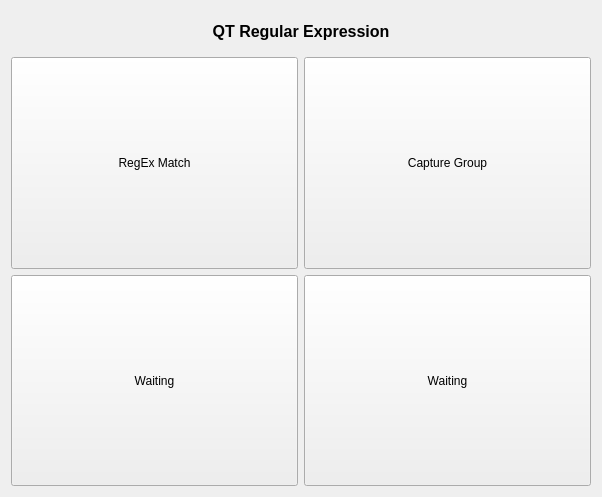
Above: QtGuiApplicationTest/QtGuiApplicationTest/MiscellaneousRegularExpression.ui from xautshuanglong/QtLearningRepository before the change. Below: the same form after it.
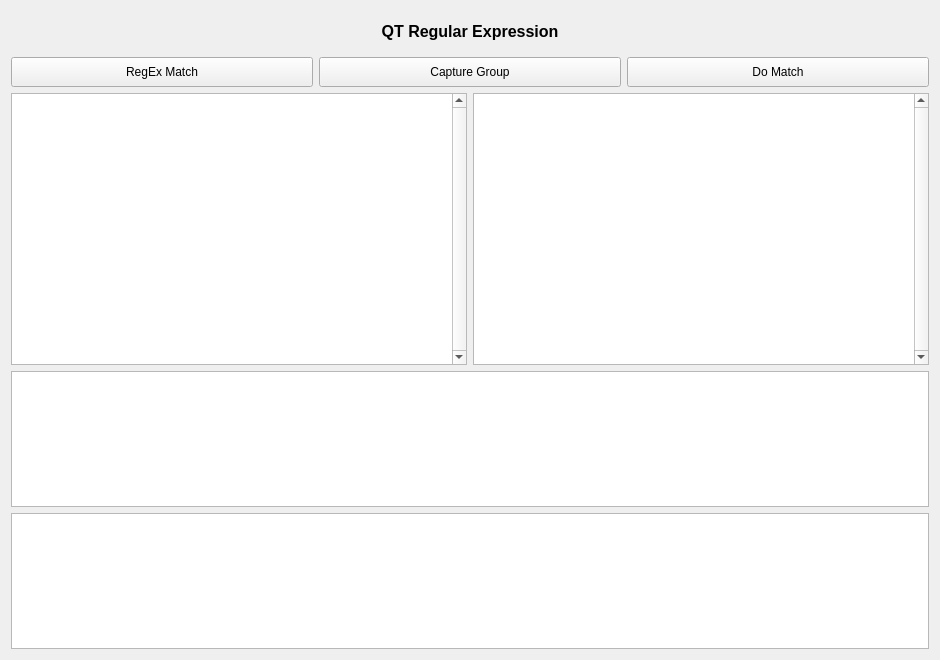
That is the form after the change.

Commit message: 调整正则表达式测试界面，支持动态输入原文及正则表达式。

```diff
--- a/QtGuiApplicationTest/QtGuiApplicationTest/MiscellaneousRegularExpression.ui
+++ b/QtGuiApplicationTest/QtGuiApplicationTest/MiscellaneousRegularExpression.ui
@@ -6,8 +6,8 @@
    <rect>
     <x>0</x>
     <y>0</y>
-    <width>602</width>
-    <height>497</height>
+    <width>940</width>
+    <height>660</height>
    </rect>
   </property>
   <property name="windowTitle">
@@ -38,14 +38,49 @@
     </widget>
    </item>
    <item>
-    <layout class="QGridLayout" name="gridLayout">
+    <layout class="QGridLayout" name="gridLayout" rowstretch="0,2,1,1">
      <property name="leftMargin">
       <number>0</number>
      </property>
      <property name="rightMargin">
       <number>0</number>
      </property>
-     <item row="0" column="0">
+     <item row="1" column="0">
+      <widget class="QPlainTextEdit" name="teMatchTarget">
+       <property name="verticalScrollBarPolicy">
+        <enum>Qt::ScrollBarAlwaysOn</enum>
+       </property>
+      </widget>
+     </item>
+     <item row="1" column="1">
+      <widget class="QPlainTextEdit" name="teMatchExpression">
+       <property name="verticalScrollBarPolicy">
+        <enum>Qt::ScrollBarAlwaysOn</enum>
+       </property>
+      </widget>
+     </item>
+     <item row="3" column="0" colspan="2">
+      <widget class="QPlainTextEdit" name="teMatchError"/>
+     </item>
+     <item row="2" column="0" colspan="2">
+      <widget class="QPlainTextEdit" name="teMatchResult"/>
+     </item>
+     <item row="0" column="0" colspan="2">
+      <widget class="QWidget" name="ButtonWidget" native="true">
+       <layout class="QHBoxLayout" name="horizontalLayout">
+        <property name="leftMargin">
+         <number>0</number>
+        </property>
+        <property name="topMargin">
+         <number>0</number>
+        </property>
+        <property name="rightMargin">
+         <number>0</number>
+        </property>
+        <property name="bottomMargin">
+         <number>0</number>
+        </property>
+        <item>
       <widget class="QPushButton" name="btnFullMatch">
        <property name="sizePolicy">
         <sizepolicy hsizetype="Expanding" vsizetype="Expanding">
@@ -64,7 +99,7 @@
        </property>
       </widget>
      </item>
-     <item row="0" column="1">
+        <item>
       <widget class="QPushButton" name="btnCaptureGroup">
        <property name="sizePolicy">
         <sizepolicy hsizetype="Expanding" vsizetype="Expanding">
@@ -77,8 +112,8 @@
        </property>
       </widget>
      </item>
-     <item row="1" column="0">
-      <widget class="QPushButton" name="btnDllQObject">
+        <item>
+         <widget class="QPushButton" name="btnDoMatch">
        <property name="sizePolicy">
         <sizepolicy hsizetype="Expanding" vsizetype="Expanding">
          <horstretch>0</horstretch>
@@ -86,21 +121,11 @@
         </sizepolicy>
        </property>
        <property name="text">
-        <string>Waiting</string>
+           <string>Do Match</string>
        </property>
       </widget>
      </item>
-     <item row="1" column="1">
-      <widget class="QPushButton" name="btnDllQObjectExtra">
-       <property name="sizePolicy">
-        <sizepolicy hsizetype="Expanding" vsizetype="Expanding">
-         <horstretch>0</horstretch>
-         <verstretch>0</verstretch>
-        </sizepolicy>
-       </property>
-       <property name="text">
-        <string>Waiting</string>
-       </property>
+       </layout>
       </widget>
      </item>
     </layout>
```
Lines whose indentation alone changed are shown as unchanged. The commit also changes 2 other files.
